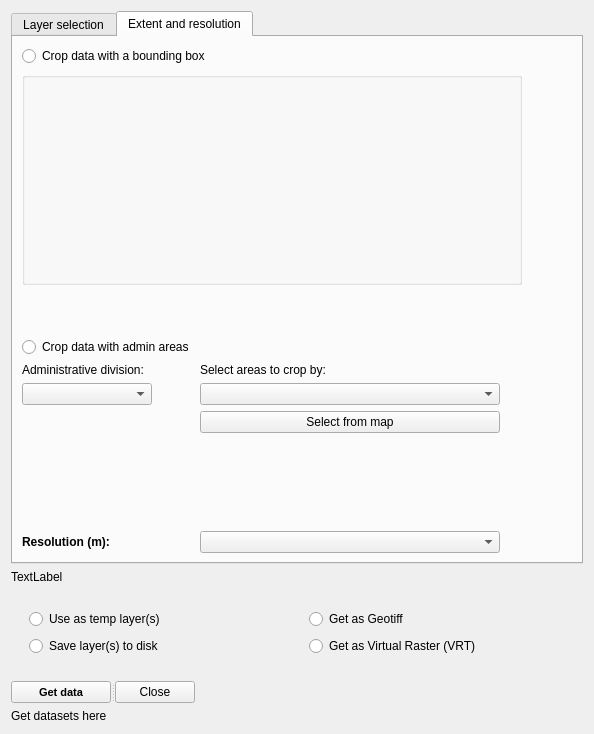
geoportti/GeoCubes-Finland-QGIS-Plugin, file geocubes_plugin_dialog_base.ui: the form before one commit.
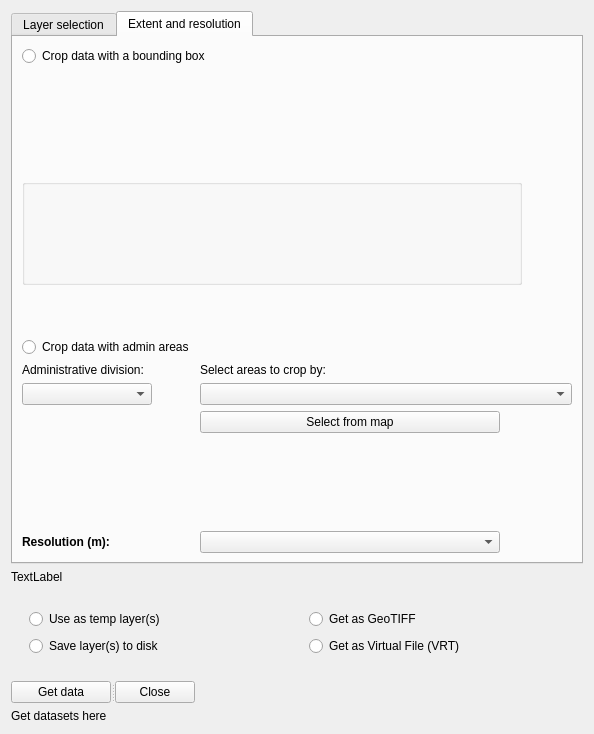
The form after the commit. The open tabs and pages were chosen to show the change. Custom widgets are drawn as their Qt base class.

Commit message: Added tooltips, made adjustments to ui and selections now empty when a query is finished

```diff
--- a/geocubes_plugin_dialog_base.ui
+++ b/geocubes_plugin_dialog_base.ui
@@ -110,6 +110,19 @@
              </property>
             </widget>
            </item>
+           <item>
+            <spacer name="verticalSpacer_4">
+             <property name="orientation">
+              <enum>Qt::Vertical</enum>
+             </property>
+             <property name="sizeHint" stdset="0">
+              <size>
+               <width>20</width>
+               <height>40</height>
+              </size>
+             </property>
+            </spacer>
+           </item>
            <item>
             <widget class="QgsExtentGroupBox" name="mExtentGroupBox">
              <property name="sizePolicy">
@@ -149,9 +162,21 @@
              </item>
              <item row="4" column="1">
               <widget class="QgsCheckableComboBox" name="areasBox">
-               <property name="maximumSize">
+               <property name="sizePolicy">
+                <sizepolicy hsizetype="Preferred" vsizetype="Fixed">
+                 <horstretch>0</horstretch>
+                 <verstretch>0</verstretch>
+                </sizepolicy>
+               </property>
+               <property name="minimumSize">
                 <size>
                  <width>300</width>
+                 <height>0</height>
+                </size>
+               </property>
+               <property name="maximumSize">
+                <size>
+                 <width>16777215</width>
                  <height>16777215</height>
                 </size>
                </property>
@@ -259,6 +284,19 @@
                </property>
               </widget>
              </item>
+             <item row="2" column="1">
+              <spacer name="horizontalSpacer">
+               <property name="orientation">
+                <enum>Qt::Horizontal</enum>
+               </property>
+               <property name="sizeHint" stdset="0">
+                <size>
+                 <width>40</width>
+                 <height>20</height>
+                </size>
+               </property>
+              </spacer>
+             </item>
             </layout>
            </item>
           </layout>
@@ -339,14 +377,14 @@
               </size>
              </property>
              <property name="text">
-              <string>Get as Geotiff</string>
+              <string>Get as GeoTIFF</string>
              </property>
             </widget>
            </item>
            <item>
             <widget class="QRadioButton" name="vrtRadioButton">
              <property name="text">
-              <string>Get as Virtual Raster (VRT)</string>
+              <string>Get as Virtual File (VRT)</string>
              </property>
             </widget>
            </item>
@@ -363,7 +401,7 @@
        </property>
        <widget class="QPushButton" name="getDataButton">
         <property name="sizePolicy">
-         <sizepolicy hsizetype="Fixed" vsizetype="Fixed">
+         <sizepolicy hsizetype="Minimum" vsizetype="Fixed">
           <horstretch>10</horstretch>
           <verstretch>10</verstretch>
          </sizepolicy>
@@ -376,9 +414,9 @@
         </property>
         <property name="font">
          <font>
-          <pointsize>8</pointsize>
-          <weight>75</weight>
-          <bold>true</bold>
+          <pointsize>9</pointsize>
+          <weight>50</weight>
+          <bold>false</bold>
          </font>
         </property>
         <property name="text">
```
Left out of the diff: 58 changed lines with no effect on the pictures. The commit also changes 1 other file.
